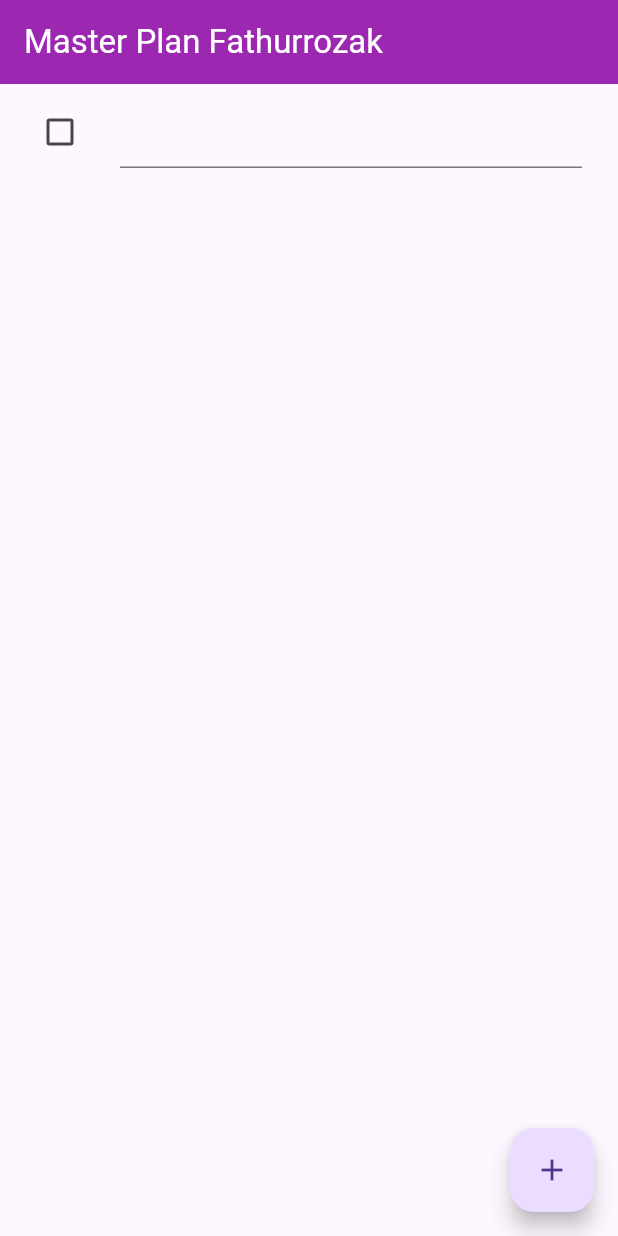
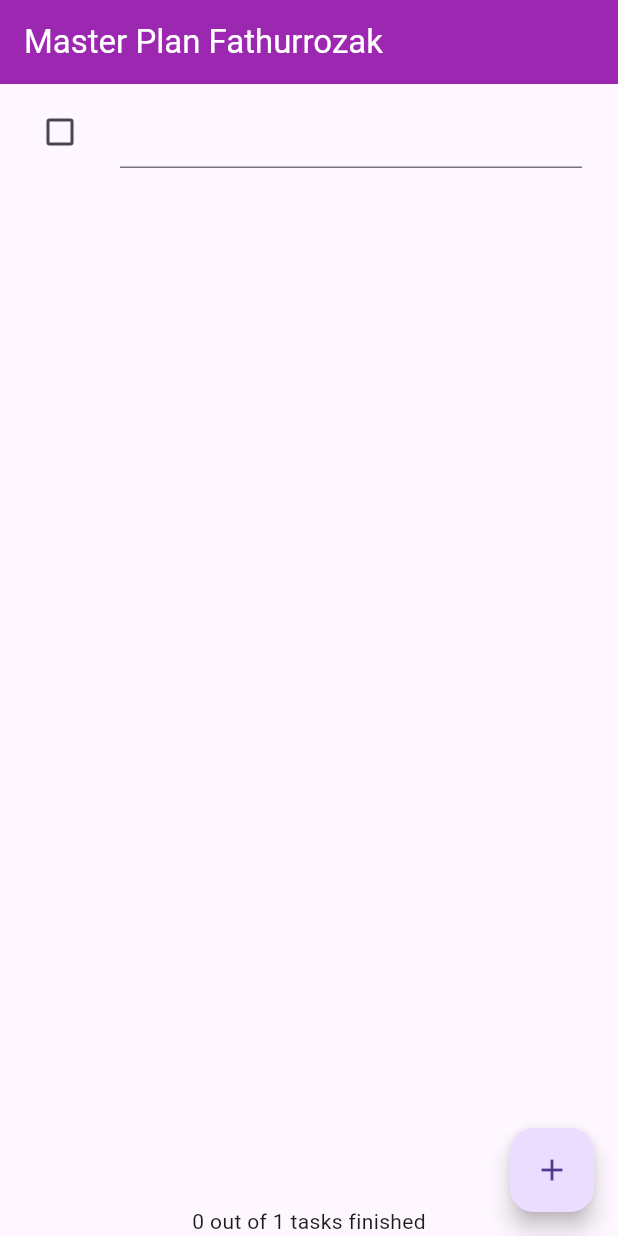
Before and after one commit to AlQoronii/mobile-prog, a Flutter app: the screen it shows after launch, after a tap on the "add" icon, on a phone screen of 412 x 824 dp. Run offline on Flutter 3.47's test engine with Material 3 defaults, Android fonts, the phone set to English and light mode, and no system bars.

```diff
--- a/master_plan/lib/main.dart
+++ b/master_plan/lib/main.dart
@@ -1,4 +1,6 @@
 import 'package:flutter/material.dart';
+import 'package:master_plan/models/plan.dart';
+import 'package:master_plan/provider/plan_provider.dart';
 import './views/plan_screen.dart';
 
 void main() => runApp(MasterPlanApp());
@@ -11,7 +13,10 @@ class MasterPlanApp extends StatelessWidget {
     return MaterialApp(
       debugShowCheckedModeBanner: false,
       theme: ThemeData(primarySwatch: Colors.purple),
-      home: PlanScreen(),
+      home: PlanProvider(
+        notifier: ValueNotifier<Plan>(const Plan()),
+        child: const PlanScreen(),
+      ),
     );
   }
 }
--- a/master_plan/lib/models/plan.dart
+++ b/master_plan/lib/models/plan.dart
@@ -8,4 +8,9 @@ class Plan {
     this.name = '',
     this.tasks = const [],
   });
+
+  int get completedCount => tasks.where((task) => task.complete).length;
+
+  String get completnessMessage =>
+      '$completedCount out of ${tasks.length} tasks finished';
 }
--- /dev/null
+++ b/master_plan/lib/provider/plan_provider.dart
@@ -0,0 +1,16 @@
+import 'package:flutter/material.dart';
+import 'package:master_plan/models/data_layer.dart';
+
+class PlanProvider extends InheritedNotifier<ValueNotifier<Plan>> {
+  const PlanProvider({
+    super.key,
+    required Widget child,
+    required ValueNotifier<Plan> notifier,
+  }) : super(child: child, notifier: notifier);
+
+  static ValueNotifier<Plan> of(BuildContext context) {
+    return context
+        .dependOnInheritedWidgetOfExactType<PlanProvider>()!
+        .notifier!;
+  }
+}
--- a/master_plan/lib/views/plan_screen.dart
+++ b/master_plan/lib/views/plan_screen.dart
@@ -1,3 +1,5 @@
+import 'package:master_plan/provider/plan_provider.dart';
+
 import '../models/data_layer.dart';
 import 'package:flutter/material.dart';
 
@@ -9,7 +11,6 @@ class PlanScreen extends StatefulWidget {
 }
 
 class _PlanScreenState extends State<PlanScreen> {
-  Plan plan = const Plan();
   late ScrollController scrollController;
   @override
   void initState() {
@@ -29,86 +30,78 @@ class _PlanScreenState extends State<PlanScreen> {
   @override
   Widget build(BuildContext context) {
     return Scaffold(
-      // berikan warna pada addbar
-
       appBar: AppBar(
         title: const Text('Master Plan Fathurrozak',
             style: TextStyle(color: Colors.white)),
         backgroundColor: Colors.purple,
       ),
-      body: _buildList(),
-      floatingActionButton: _buildAddTaskButton(),
+      body: ValueListenableBuilder<Plan>(
+          valueListenable: PlanProvider.of(context),
+          builder: (context, plan, child) {
+            return Column(
+              children: [
+                Expanded(child: _buildList(plan)),
+                SafeArea(child: Text(plan.completnessMessage)),
+              ],
+            );
+          }),
+      floatingActionButton: _buildAddTaskButton(context),
     );
   }
 
-  Widget _buildAddTaskButton() {
+  Widget _buildAddTaskButton(BuildContext context) {
+    ValueNotifier<Plan> planNotifier = PlanProvider.of(context);
     return FloatingActionButton(
       child: const Icon(Icons.add),
       onPressed: () {
-        setState(() {
-          plan = Plan(
-            name: plan.name,
-            tasks: List<Task>.from(plan.tasks)..add(const Task()),
+        Plan currentPlan = planNotifier.value;
+        planNotifier.value = Plan(
+          name: currentPlan.name,
+          tasks: List<Task>.from(currentPlan.tasks)..add(Task()),
         );
-        });
       },
     );
   }
 
-  Widget _buildList() {
+  Widget _buildList(Plan plan) {
     return ListView.builder(
       controller: scrollController,
-      keyboardDismissBehavior: Theme.of(context).platform == TargetPlatform.iOS
-          ? ScrollViewKeyboardDismissBehavior.onDrag
-          : ScrollViewKeyboardDismissBehavior.manual,
       itemCount: plan.tasks.length,
-      itemBuilder: (context, index) => _buildTaskTile(plan.tasks[index], index),
+      itemBuilder: (context, index) =>
+          _buildTaskTile(plan.tasks[index], index, context),
     );
   }
 
-  Widget _buildTaskTile(Task task, int index) {
-    @override
-    void dispose() {
-      scrollController.dispose();
-      super.dispose();
-    }
-
+  Widget _buildTaskTile(Task task, int index, BuildContext context) {
+    ValueNotifier<Plan> planNotifier = PlanProvider.of(context);
     return ListTile(
       leading: Checkbox(
         value: task.complete,
         onChanged: (selected) {
-            setState(() {
-              plan = Plan(
-                name: plan.name,
-                tasks: List<Task>.from(plan.tasks)
+          Plan currentPlan = planNotifier.value;
+          planNotifier.value = Plan(
+              name: currentPlan.name,
+              tasks: List<Task>.from(currentPlan.tasks)
                 ..[index] = Task(
                   description: task.description,
-                      complete: selected ?? false),
-              );
-            });
+                  complete: selected ?? false,
+                ));
         },
       ),
       title: TextFormField(
         initialValue: task.description,
         onChanged: (text) {
-              setState(() {
-                plan = Plan(
-                  name: plan.name,
-                  tasks: List<Task>.from(plan.tasks)
+          Plan currentPlan = planNotifier.value;
+          planNotifier.value = Plan(
+            name: currentPlan.name,
+            tasks: List<Task>.from(currentPlan.tasks)
               ..[index] = Task(
                 description: text,
                 complete: task.complete,
               ),
           );
-                @override
-                void initState() {
-                  super.initState();
-                  scrollController = ScrollController()
-                    ..addListener(() {
-                      FocusScope.of(context).requestFocus(FocusNode());
-                    });
-                }
-              });
-            }));
+        },
+      ),
+    );
   }
 }
--- a/master_plan/pubspec.yaml
+++ b/master_plan/pubspec.yaml
@@ -61,6 +61,7 @@ flutter:
   # To add assets to your application, add an assets section, like this:
   assets:
     - images/praktikum-1.gif
+    - images/praktikum-2.gif
 
 
   # An image asset can refer to one or more resolution-specific "variants", see
```
Also changed, not shown: master_plan/images/praktikum-2.gif (added), 1 other file. Lines whose indentation alone changed are shown as unchanged.
